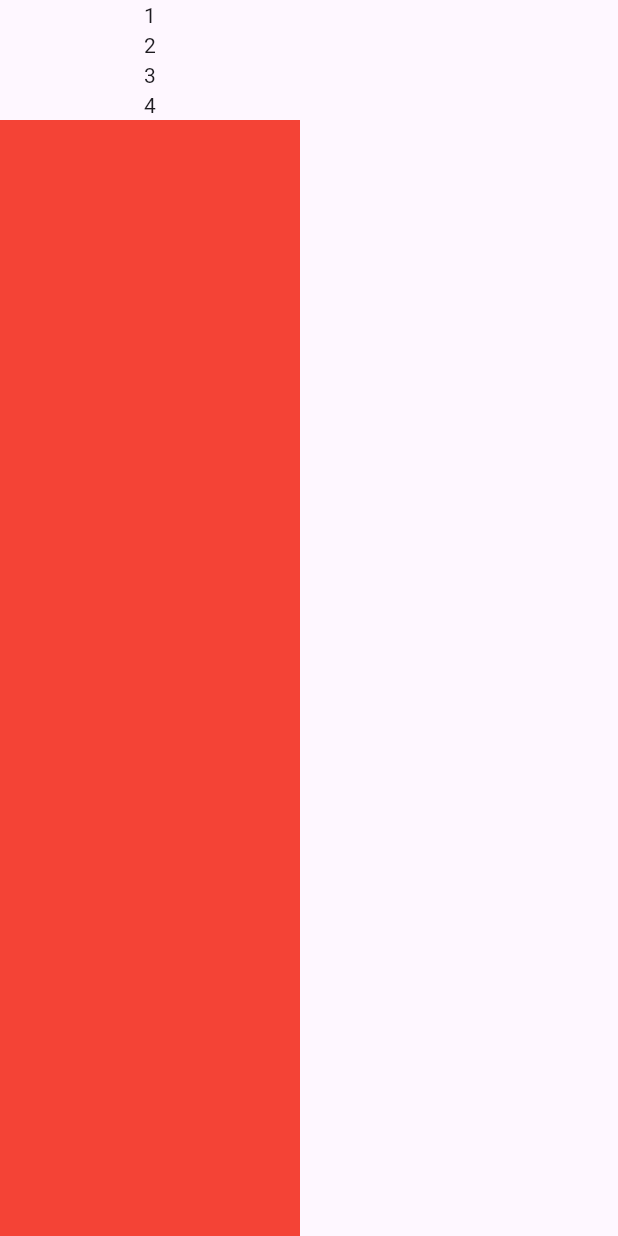
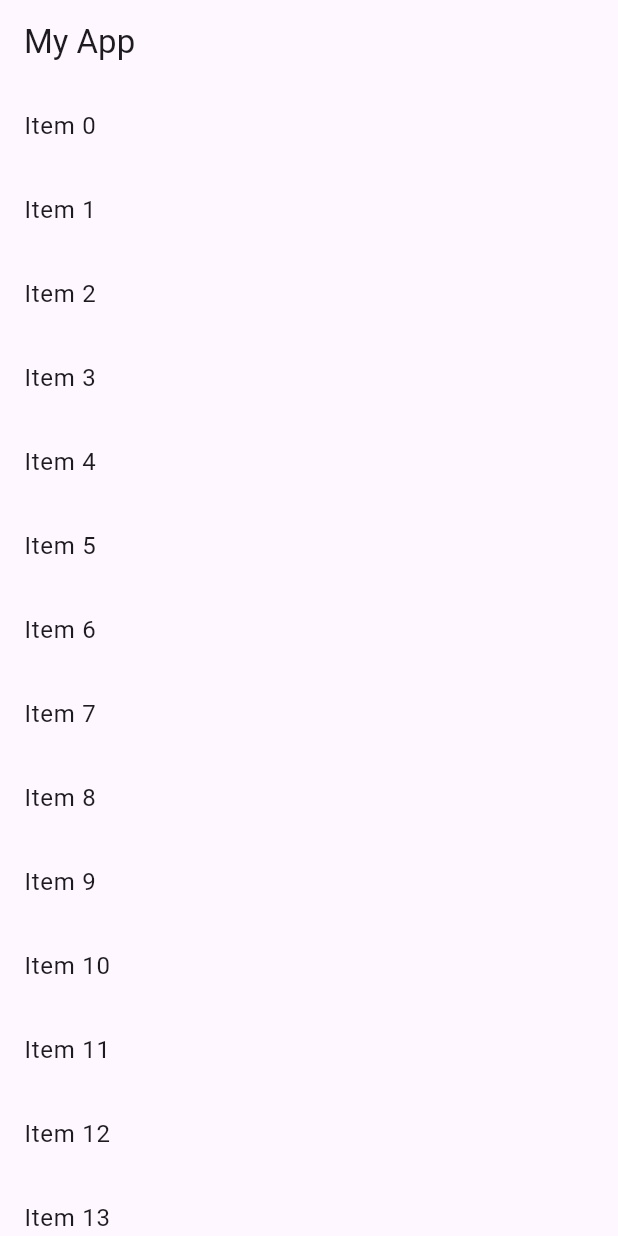
Before and after one commit to eacastro/flutter-best-practices-lab, a Flutter app: the screen it shows after launch, on a phone screen of 412 x 824 dp. Run offline on Flutter 3.47's test engine with Material 3 defaults, Android fonts, the phone set to English and light mode, and no system bars.

Commit message:
feature(scrolling_items): Create a CustomScrollView with a SliverAppBar and a SliverList

```diff
--- a/lib/main.dart
+++ b/lib/main.dart
@@ -1,5 +1,5 @@
 import 'package:flutter/material.dart';
-import 'package:flutter_best_practices_lab/widgets/example_unbound_height.dart';
+import 'package:flutter_best_practices_lab/widgets/example_sliver_1.dart';
 
 void main() {
   runApp(const MainApp());
@@ -21,7 +21,8 @@ class MainApp extends StatelessWidget {
       // home: FlexibleExpandedExample2(),
       // home: ExpandedExample(),
       // home: WrapExample(),
-      home: ExampleUnboundHeight(),
+      // home: ExampleUnboundHeight(),
+      home: ExampleSliver1(),
     );
   }
 }
--- /dev/null
+++ b/lib/widgets/example_sliver_1.dart
@@ -0,0 +1,26 @@
+import 'package:flutter/material.dart';
+
+class ExampleSliver1 extends StatelessWidget {
+  const ExampleSliver1({super.key});
+
+  @override
+  Widget build(BuildContext context) {
+    return Scaffold(
+      body: CustomScrollView(
+        slivers: [
+          SliverAppBar(title: Text('My App')),
+          SliverList(
+            delegate: SliverChildBuilderDelegate(
+              (BuildContext context, int index) {
+                return ListTile(
+                  title: Text('Item $index'),
+                );
+              },
+              childCount: 100,
+            ),
+          ),
+        ],
+      ),
+    );
+  }
+}
```
